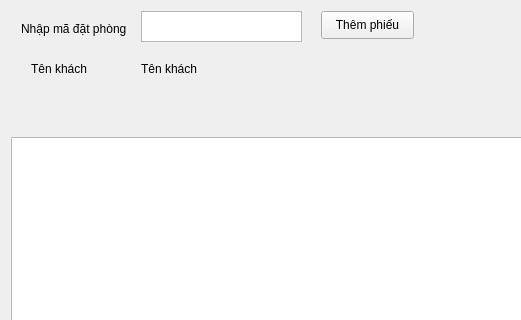
Before: the Qt Designer form view/DatPhong/dat_phong_ui.ui in loimaxto/DoAnPython, drawn with Qt 5; both pictures show x 0 to 521 and y 0 to 320 of the 1134 by 689 pixel window.
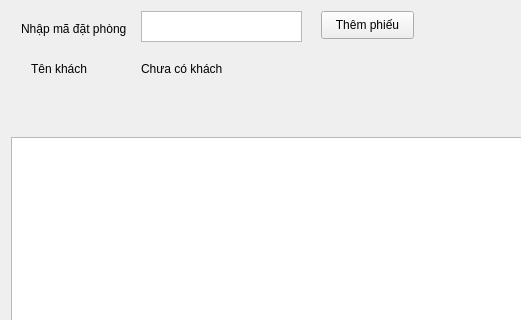
After: the same form once the commit is applied.

Commit message: update hand_dat_phong

The edit to the form file:
```diff
--- a/view/DatPhong/dat_phong_ui.ui
+++ b/view/DatPhong/dat_phong_ui.ui
@@ -96,10 +96,13 @@
           <rect>
            <x>20</x>
            <y>50</y>
-           <width>71</width>
+           <width>91</width>
            <height>16</height>
           </rect>
          </property>
+         <property name="styleSheet">
+          <string notr="true">font: 75 10pt &quot;MS Shell Dlg 2&quot;;</string>
+         </property>
          <property name="text">
           <string>Tên khách</string>
          </property>
@@ -109,12 +112,12 @@
           <rect>
            <x>130</x>
            <y>50</y>
-           <width>71</width>
+           <width>251</width>
            <height>16</height>
           </rect>
          </property>
          <property name="text">
-          <string>Tên khách</string>
+          <string>Chưa có khách</string>
          </property>
         </widget>
        </widget>
```
The commit also changes 3 other files.
